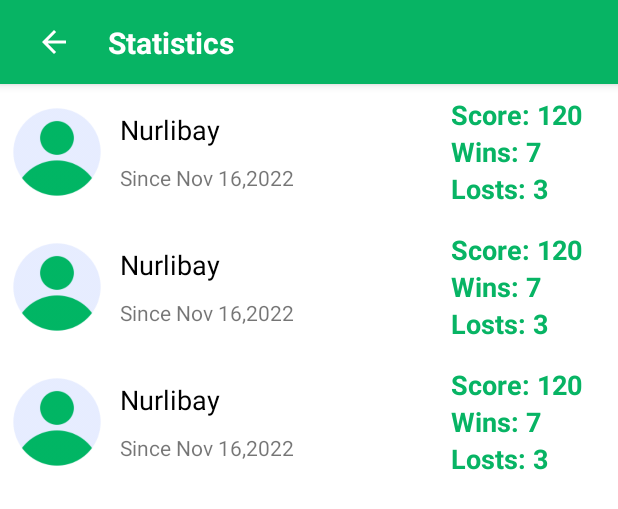
After one commit to Nurlibay/Online-Math-Game, an Android app: the layout screen_statistics.xml on its own in the app's theme, with its tools: preview values and no code run, on a phone screen of 412 x 824 dp. The commit adds this screen. Shown: the top 509 px of the screen. Run offline under Robolectric (Android 15) with nearby library versions, the phone set to English and light mode, and no system bars.

Commit message:
statistics chapter added

```diff
--- a/app/src/main/java/uz/nurlibaydev/onlinemathgame/data/models/PlayerData.kt
+++ b/app/src/main/java/uz/nurlibaydev/onlinemathgame/data/models/PlayerData.kt
@@ -12,5 +12,7 @@ data class PlayerData(
     var img: String = "",
     var email: String = "",
     var score: Int = 0,
-    var date:String = getCurrentDate()
+    var winCount: Int = 0,
+    var lostCount: Int = 0,
+    var date: String = getCurrentDate()
 )
--- a/app/src/main/java/uz/nurlibaydev/onlinemathgame/presentation/main/MainScreen.kt
+++ b/app/src/main/java/uz/nurlibaydev/onlinemathgame/presentation/main/MainScreen.kt
@@ -83,6 +83,9 @@ class MainScreen : Fragment(R.layout.screen_main) {
             share.onClick {
                 shareApp()
             }
+            statistics.onClick {
+                navController.navigate(MainScreenDirections.actionMainScreenToStatisticsScreen())
+            }
         }
 
         binding.profileContainer.setOnClickListener {
--- a/app/src/main/java/uz/nurlibaydev/onlinemathgame/presentation/main/players/PlayersScreen.kt
+++ b/app/src/main/java/uz/nurlibaydev/onlinemathgame/presentation/main/players/PlayersScreen.kt
@@ -124,5 +124,4 @@ class PlayersScreen : Fragment(R.layout.screen_players) {
             }
         }
     }
-
 }
--- a/app/src/main/java/uz/nurlibaydev/onlinemathgame/presentation/main/profile/ProfileScreen.kt
+++ b/app/src/main/java/uz/nurlibaydev/onlinemathgame/presentation/main/profile/ProfileScreen.kt
@@ -27,9 +27,7 @@ import uz.nurlibaydev.onlinemathgame.utils.Constants
 class ProfileScreen : Fragment(R.layout.screen_profile) {
 
     private val binding: ScreenProfileBinding by viewBinding()
-
     private val viewModel: ProfileViewModel by viewModel<ProfileViewModelImpl>()
-
     private var mProfileUri: Uri? = null
 
     override fun onCreate(savedInstanceState: Bundle?) {
@@ -104,8 +102,7 @@ class ProfileScreen : Fragment(R.layout.screen_profile) {
     }
 
     private val contactObserver = Observer<Unit> {
-        val intent =
-            Intent(Intent.ACTION_SENDTO, Uri.fromParts("mailto", "isoqovjamshid01@gmail.com", null))
+        val intent = Intent(Intent.ACTION_SENDTO, Uri.fromParts("mailto", "isoqovjamshid01@gmail.com", null))
         intent.putExtra(Intent.EXTRA_SUBJECT, "Subject")
         intent.putExtra(Intent.EXTRA_TEXT, "")
         startActivity(Intent.createChooser(intent, "Choose an Email client :"))
--- /dev/null
+++ b/app/src/main/res/layout/item_statistics.xml
@@ -0,0 +1,98 @@
+<?xml version="1.0" encoding="utf-8"?>
+<androidx.constraintlayout.widget.ConstraintLayout xmlns:android="http://schemas.android.com/apk/res/android"
+    xmlns:app="http://schemas.android.com/apk/res-auto"
+    android:layout_width="match_parent"
+    android:layout_height="wrap_content"
+    xmlns:tools="http://schemas.android.com/tools"
+    android:padding="@dimen/margin_middle">
+
+    <com.google.android.material.imageview.ShapeableImageView
+        android:id="@+id/iv_player"
+        android:layout_width="60dp"
+        android:layout_height="60dp"
+        app:layout_constraintBottom_toBottomOf="parent"
+        app:layout_constraintStart_toStartOf="parent"
+        app:layout_constraintTop_toTopOf="parent"
+        android:src="@drawable/user"
+        android:scaleType="centerCrop"
+        app:shapeAppearanceOverlay="@style/circleImageView" />
+
+    <androidx.appcompat.widget.AppCompatTextView
+        android:id="@+id/tv_player_name"
+        android:layout_width="0dp"
+        android:layout_height="wrap_content"
+        android:layout_marginStart="12dp"
+        tools:text="Nurlibay"
+        android:ellipsize="end"
+        android:singleLine="true"
+        android:textColor="@color/black"
+        android:textSize="18dp"
+        app:layout_constraintEnd_toStartOf="@id/tv_score"
+        android:gravity="start"
+        app:layout_constraintBottom_toTopOf="@id/tv_date"
+        app:layout_constraintStart_toEndOf="@id/iv_player"
+        app:layout_constraintTop_toTopOf="parent"
+        tools:ignore="SpUsage" />
+
+    <com.google.android.material.textview.MaterialTextView
+        android:id="@+id/tv_date"
+        android:layout_width="wrap_content"
+        android:layout_height="wrap_content"
+        app:layout_constraintBottom_toBottomOf="parent"
+        app:layout_constraintTop_toBottomOf="@id/tv_player_name"
+        app:layout_constraintStart_toStartOf="@id/tv_player_name"
+        tools:text="Since Nov 16,2022"
+        android:layout_marginEnd="@dimen/margin_standard"/>
+
+    <androidx.appcompat.widget.LinearLayoutCompat
+        android:layout_width="wrap_content"
+        android:layout_height="match_parent"
+        app:layout_constraintEnd_toEndOf="parent"
+        app:layout_constraintTop_toTopOf="parent"
+        app:layout_constraintBottom_toBottomOf="parent"
+        android:orientation="vertical"
+        >
+
+        <com.google.android.material.textview.MaterialTextView
+            android:id="@+id/tv_score"
+            android:layout_width="wrap_content"
+            android:layout_height="wrap_content"
+            app:layout_constraintEnd_toEndOf="parent"
+            android:textSize="18dp"
+            android:textColor="@color/main_color"
+            android:textStyle="bold"
+            app:layout_constraintTop_toTopOf="parent"
+            app:layout_constraintBottom_toBottomOf="parent"
+            tools:text="Score: 120"
+            android:layout_marginEnd="@dimen/margin_standard"
+            tools:ignore="SpUsage" />
+
+        <com.google.android.material.textview.MaterialTextView
+            android:id="@+id/tv_win_count"
+            android:layout_width="wrap_content"
+            android:layout_height="wrap_content"
+            app:layout_constraintEnd_toEndOf="parent"
+            android:textSize="18dp"
+            android:textColor="@color/main_color"
+            android:textStyle="bold"
+            app:layout_constraintTop_toTopOf="parent"
+            app:layout_constraintBottom_toBottomOf="parent"
+            tools:text="Wins: 7"
+            tools:ignore="SpUsage" />
+
+        <com.google.android.material.textview.MaterialTextView
+            android:id="@+id/tv_lost_count"
+            android:layout_width="wrap_content"
+            android:layout_height="wrap_content"
+            app:layout_constraintEnd_toEndOf="parent"
+            android:textSize="18dp"
+            android:textColor="@color/main_color"
+            android:textStyle="bold"
+            app:layout_constraintTop_toTopOf="parent"
+            app:layout_constraintBottom_toBottomOf="parent"
+            tools:text="Losts: 3"
+            tools:ignore="SpUsage" />
+
+    </androidx.appcompat.widget.LinearLayoutCompat>
+
+</androidx.constraintlayout.widget.ConstraintLayout>
--- /dev/null
+++ b/app/src/main/res/layout/screen_statistics.xml
@@ -0,0 +1,70 @@
+<?xml version="1.0" encoding="utf-8"?>
+<androidx.constraintlayout.widget.ConstraintLayout xmlns:android="http://schemas.android.com/apk/res/android"
+    xmlns:app="http://schemas.android.com/apk/res-auto"
+    android:layout_width="match_parent"
+    android:layout_height="match_parent"
+    xmlns:tools="http://schemas.android.com/tools">
+
+    <com.google.android.material.appbar.AppBarLayout
+        android:id="@+id/app_bar"
+        android:layout_width="match_parent"
+        android:layout_height="?attr/actionBarSize"
+        app:layout_constraintEnd_toEndOf="parent"
+        app:layout_constraintStart_toStartOf="parent"
+        app:layout_constraintTop_toTopOf="parent">
+
+        <androidx.constraintlayout.widget.ConstraintLayout
+            android:layout_width="match_parent"
+            android:layout_height="match_parent">
+
+            <androidx.appcompat.widget.AppCompatImageView
+                android:id="@+id/icon_back"
+                android:layout_width="40dp"
+                android:layout_height="40dp"
+                android:layout_marginStart="@dimen/margin_standard"
+                android:padding="@dimen/margin_middle"
+                android:src="@drawable/ic_back"
+                app:layout_constraintBottom_toBottomOf="parent"
+                app:layout_constraintStart_toStartOf="parent"
+                app:layout_constraintTop_toTopOf="parent" />
+
+            <androidx.appcompat.widget.AppCompatTextView
+                android:layout_width="wrap_content"
+                android:layout_height="wrap_content"
+                android:layout_marginStart="@dimen/margin_standard"
+                android:text="@string/statistics"
+                android:textColor="@color/white"
+                android:textSize="20dp"
+                android:textStyle="bold"
+                app:layout_constraintBottom_toBottomOf="parent"
+                app:layout_constraintStart_toEndOf="@id/icon_back"
+                app:layout_constraintTop_toTopOf="parent"
+                tools:ignore="SpUsage" />
+
+        </androidx.constraintlayout.widget.ConstraintLayout>
+
+    </com.google.android.material.appbar.AppBarLayout>
+
+    <androidx.recyclerview.widget.RecyclerView
+        android:layout_width="match_parent"
+        android:layout_height="0dp"
+        android:id="@+id/rv_players_statistics"
+        app:layoutManager="androidx.recyclerview.widget.LinearLayoutManager"
+        app:layout_constraintBottom_toBottomOf="parent"
+        app:layout_constraintEnd_toEndOf="parent"
+        tools:listitem="@layout/item_statistics"
+        app:layout_constraintStart_toStartOf="parent"
+        app:layout_constraintTop_toBottomOf="@id/app_bar" />
+
+    <ProgressBar
+        android:id="@+id/progress_bar"
+        android:layout_width="wrap_content"
+        android:layout_height="wrap_content"
+        android:visibility="gone"
+        app:layout_constraintBottom_toBottomOf="@id/rv_players_statistics"
+        app:layout_constraintEnd_toEndOf="@id/rv_players_statistics"
+        app:layout_constraintStart_toStartOf="@id/rv_players_statistics"
+        app:layout_constraintTop_toTopOf="@id/rv_players_statistics"
+        />
+
+</androidx.constraintlayout.widget.ConstraintLayout>
```
Also changed, not shown: app/src/main/java/uz/nurlibaydev/onlinemathgame/presentation/main/statistika/StatisticsAdapter.kt (added, +58 -0 lines), app/src/main/java/uz/nurlibaydev/onlinemathgame/presentation/main/statistika/StatisticsScreen.kt (added, +66 -0 lines), app/src/main/res/navigation/nav_main.xml (+12 -1 lines).
